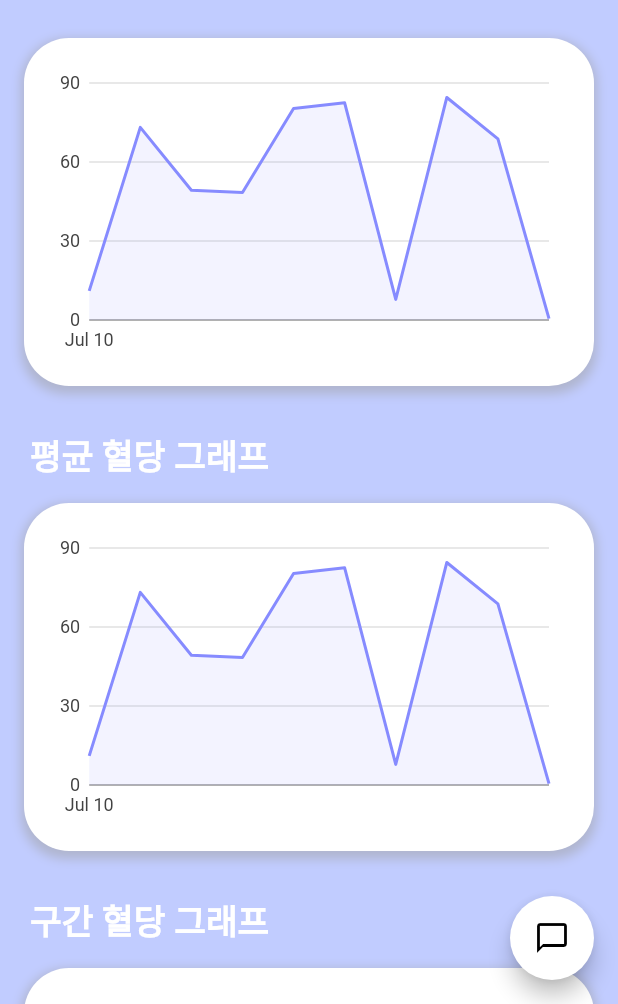
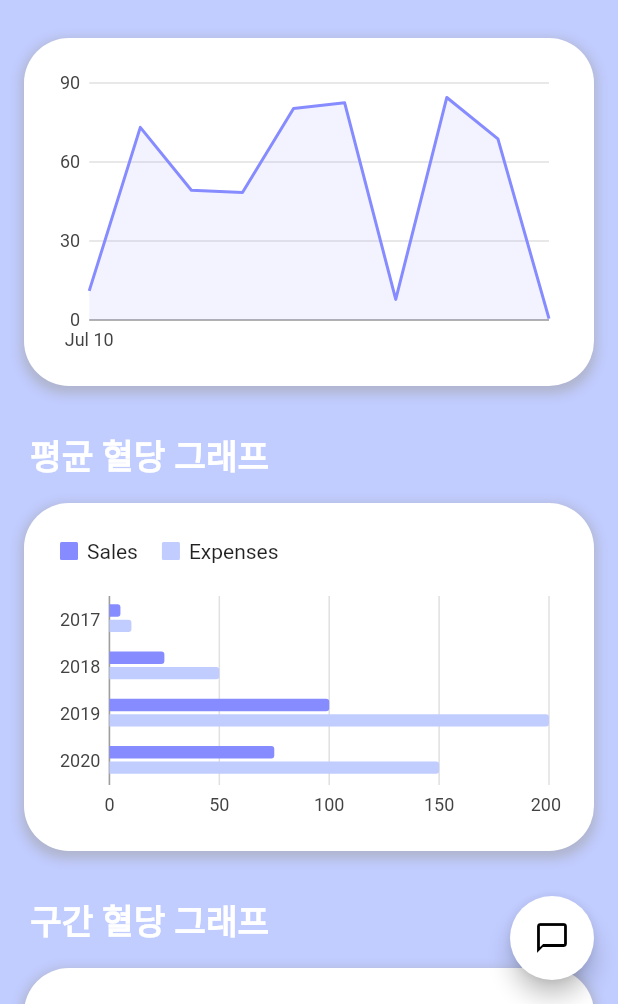
Before and after one commit to SoobinJung1013/wys-app, a Flutter app: the screen it shows after launch, after a tap on "혈당 차트", on a phone screen of 412 x 824 dp, the part 232-1236 px from its top. Run offline on Flutter 3.47's test engine with Material 2 defaults, Android fonts, the phone set to English and light mode, and no system bars; our stand-ins replace charts_flutter.

Commit message:
feat: Add bar chart

```diff
--- a/lib/components/calendar/calendar.dart
+++ b/lib/components/calendar/calendar.dart
@@ -12,7 +12,7 @@ class _CalendarWidgetState extends State<CalendarWidget> {
   int selectedYear = DateTime.now().year;
   int selectedMonth = DateTime.now().month;
   int selectedDay = DateTime.now().day;
-  Color selectedColor = Colors.blue;
+  Color selectedColor = PRIMARY_COLOR; // 초기 선택 색상
 
   Future<void> _selectDate() async {
     final DateTime? pickedDate = await showDialog<DateTime>(
@@ -20,9 +20,10 @@ class _CalendarWidgetState extends State<CalendarWidget> {
       builder: (BuildContext context) {
         return Dialog(
           shape: RoundedRectangleBorder(
-            borderRadius:
-                BorderRadius.circular(10.0), // Adjust the value as desired
+            borderRadius: BorderRadius.circular(30.0),
           ),
+          child: Container(
+            color: SECOND_COLOR, // 원하는 배경색으로 변경
             child: CalendarDatePicker(
               initialDate: DateTime(selectedYear, selectedMonth, 1),
               firstDate: DateTime(selectedYear - 5),
@@ -30,6 +31,7 @@ class _CalendarWidgetState extends State<CalendarWidget> {
               onDateChanged: (DateTime? date) {
                 Navigator.of(context).pop(date);
               },
+            ),
           ),
         );
       },
@@ -56,7 +58,7 @@ class _CalendarWidgetState extends State<CalendarWidget> {
             style: TextStyle(
               fontSize: 20,
               fontWeight: FontWeight.bold,
-              color: PRIMARY_COLOR,
+              color: selectedColor, // 선택한 색상 사용
             ),
           ),
         ),
@@ -64,7 +66,7 @@ class _CalendarWidgetState extends State<CalendarWidget> {
           onPressed: _selectDate,
           icon: Icon(Icons.calendar_today_sharp),
           iconSize: 30,
-          color: PRIMARY_COLOR,
+          color: selectedColor, // 선택한 색상 사용
         ),
       ],
     );
--- /dev/null
+++ b/lib/components/charts/group_bar_chart.dart
@@ -0,0 +1,50 @@
+import 'package:flutter/material.dart';
+import 'package:charts_flutter/flutter.dart' as charts;
+
+import '../../common/const/colors.dart';
+import '../../data/test_bar_data.dart';
+
+class GroupedBarChartWidget extends StatefulWidget {
+
+  @override
+  State<GroupedBarChartWidget> createState() => _GroupedBarChartWidgetState();
+}
+
+class _GroupedBarChartWidgetState extends State<GroupedBarChartWidget> {
+  @override
+  Widget build(BuildContext context) {
+    final List<charts.Series<dynamic, String>> barSeriesList = [
+      charts.Series<dynamic, String>(
+        id: 'Sales',
+        domainFn: (dynamic sales, _) => sales.year,
+        measureFn: (dynamic sales, _) => sales.sales,
+        colorFn: (_, __) => charts.ColorUtil.fromDartColor(PRIMARY_COLOR),
+        data: generateSalesData(), // create data
+      ),
+      charts.Series<dynamic, String>(
+        id: 'Expenses',
+        domainFn: (dynamic expenses, _) => expenses.year,
+        measureFn: (dynamic expenses, _) => expenses.expenses,
+        colorFn: (_, __) => charts.ColorUtil.fromDartColor(SECOND_COLOR),
+        data: generateExpensesData(), // create data
+      ),
+    ];
+
+    return Column(
+      children: [
+        SizedBox(
+          height: 200,
+          child: charts.BarChart(
+            barSeriesList,
+            animate: true,
+            vertical: false,
+            barGroupingType: charts.BarGroupingType.grouped,
+            behaviors: [
+              charts.SeriesLegend(),
+            ],
+          ),
+        ),
+      ],
+    );
+  }
+}
--- /dev/null
+++ b/lib/components/charts/range_annotation_line_chart.dart
@@ -0,0 +1,59 @@
+import 'package:flutter/material.dart';
+import 'package:charts_flutter/flutter.dart' as charts;
+
+import '../../common/const/colors.dart';
+import '../../data/test_range_data.dart';
+
+class RangeAnnotationWidget extends StatefulWidget {
+  @override
+  State<RangeAnnotationWidget> createState() => _RangeAnnotationWidgetState();
+}
+
+class _RangeAnnotationWidgetState extends State<RangeAnnotationWidget> {
+  // range annotation line chart data
+  final List<TimeSeriesSales> data = generateData();
+  final List<charts.RangeAnnotationSegment<DateTime>> annotations =
+      generateAnnotations();
+
+  @override
+  Widget build(BuildContext context) {
+    // range line data
+    final seriesList = [
+      charts.Series<TimeSeriesSales, DateTime>(
+        id: 'Sales',
+        colorFn: (_, __) => charts.ColorUtil.fromDartColor(PRIMARY_COLOR),
+        domainFn: (TimeSeriesSales sales, _) => sales.time,
+        measureFn: (TimeSeriesSales sales, _) => sales.sales,
+        data: data,
+      ),
+    ];
+
+    return Column(
+      children: [
+        SizedBox(
+          height: 200,
+          child: charts.TimeSeriesChart(
+            seriesList,
+            animate: true,
+            dateTimeFactory: const charts.LocalDateTimeFactory(),
+            behaviors: [
+              charts.RangeAnnotation<DateTime>(
+                annotations,
+                defaultColor: charts.MaterialPalette.gray.shade300,
+                defaultLabelAnchor: charts.AnnotationLabelAnchor.end,
+                defaultLabelDirection: charts.AnnotationLabelDirection.vertical,
+              ),
+            ],
+          ),
+        ),
+      ],
+    );
+  }
+}
+
+class TimeSeriesSales {
+  final DateTime time;
+  final int sales;
+
+  TimeSeriesSales(this.time, this.sales);
+}
--- /dev/null
+++ b/lib/data/test_bar_data.dart
@@ -0,0 +1,31 @@
+class SalesData {
+  final String year;
+  final int sales;
+
+  SalesData(this.year, this.sales);
+}
+
+List<SalesData> generateSalesData() {
+  return [
+    SalesData('2017', 5),
+    SalesData('2018', 25),
+    SalesData('2019', 100),
+    SalesData('2020', 75),
+  ];
+}
+
+class ExpensesData {
+  final String year;
+  final int expenses;
+
+  ExpensesData(this.year, this.expenses);
+}
+
+List<ExpensesData> generateExpensesData() {
+  return [
+    ExpensesData('2017', 10),
+    ExpensesData('2018', 50),
+    ExpensesData('2019', 200),
+    ExpensesData('2020', 150),
+  ];
+}
--- a/lib/data/test_food_data.dart
+++ b/lib/data/test_food_data.dart
@@ -1,5 +1,3 @@
-import 'dart:ui';
-
 import 'package:wys_app/common/const/colors.dart';
 
 import '../entity/test_food_entity.dart';
--- /dev/null
+++ b/lib/data/test_range_data.dart
@@ -0,0 +1,24 @@
+import 'package:charts_flutter/flutter.dart' as charts;
+
+import '../components/charts/range_annotation_line_chart.dart';
+
+List<TimeSeriesSales> generateData() {
+  return [
+    TimeSeriesSales(DateTime(2022, 1, 1), 5),
+    TimeSeriesSales(DateTime(2022, 2, 1), 25),
+    TimeSeriesSales(DateTime(2022, 3, 1), 100),
+    TimeSeriesSales(DateTime(2022, 4, 1), 75),
+  ];
+}
+
+
+List<charts.RangeAnnotationSegment<DateTime>> generateAnnotations() {
+  return [
+    charts.RangeAnnotationSegment<DateTime>(
+      DateTime(2022, 2, 15),
+      DateTime(2022, 3, 15),
+      charts.RangeAnnotationAxisType.domain,
+      color: charts.MaterialPalette.red.shadeDefault.lighter,
+    ),
+  ];
+}
--- a/lib/screens/dashboard/blood_dashboard.dart
+++ b/lib/screens/dashboard/blood_subscreen.dart
@@ -1,15 +1,27 @@
 import 'package:flutter/material.dart';
 import 'package:wys_app/common/const/colors.dart';
 import 'package:wys_app/components/calendar/calendar.dart';
-import 'package:wys_app/components/charts/line_chart.dart';
+import 'package:wys_app/components/charts/simple_line_chart.dart';
 
 import '../../components/bottomsheet/basic_bottom_sheet.dart';
+import '../../components/charts/group_bar_chart.dart';
+import '../../components/charts/range_annotation_line_chart.dart';
 
-class BloodChart extends StatelessWidget {
+class BloodChart extends StatefulWidget {
   const BloodChart({super.key});
 
   @override
+  State<BloodChart> createState() => _BloodChartState();
+}
+
+class _BloodChartState extends State<BloodChart> {
+
+
+  @override
   Widget build(BuildContext context) {
+    // bar chart data
+
+
     return Scaffold(
       backgroundColor: SECOND_COLOR,
       floatingActionButton: renderFloatingActionButton(context),
@@ -67,8 +79,9 @@ class BloodChart extends StatelessWidget {
                   ),
                 ],
               ),
-              child: LineChartWidget(),
+              child: GroupedBarChartWidget(),
             ),
+
             Padding(
               padding: const EdgeInsets.only(
                 top: 12.0,
@@ -97,7 +110,7 @@ class BloodChart extends StatelessWidget {
                   ),
                 ],
               ),
-              child: LineChartWidget(),
+              child: RangeAnnotationWidget(),
             ),
           ],
         ),
--- a/lib/screens/dashboard/dashboard_screen.dart
+++ b/lib/screens/dashboard/dashboard_screen.dart
@@ -1,12 +1,17 @@
 import 'package:flutter/material.dart';
 import 'package:wys_app/common/const/colors.dart';
-import 'package:wys_app/screens/dashboard/blood_dashboard.dart';
-import 'package:wys_app/screens/dashboard/checkup_dashboard.dart';
+import 'package:wys_app/screens/dashboard/blood_subscreen.dart';
+import 'package:wys_app/screens/dashboard/checkup_subscreen.dart';
 
 import '../../components/appbar/app_bar_drawer.dart';
 import '../../components/appbar/my_app_bar.dart';
 
-class DashboardScreen extends StatelessWidget {
+class DashboardScreen extends StatefulWidget {
+  @override
+  State<DashboardScreen> createState() => _DashboardScreenState();
+}
+
+class _DashboardScreenState extends State<DashboardScreen> {
   @override
   Widget build(BuildContext context) {
     return Scaffold(
--- a/lib/screens/home_screen.dart
+++ b/lib/screens/home_screen.dart
@@ -230,15 +230,12 @@ class _HomeScreenState extends State<HomeScreen> {
                                 ],
                               ),
                             ),
-
                           ],
                         ),
                       ),
                     ],
                   ),
                   SizedBox(height: 35),
-                  Column(
-                    children: [
                   Row(
                     children: [
                       Padding(
@@ -257,11 +254,19 @@ class _HomeScreenState extends State<HomeScreen> {
                       ),
                     ],
                   ),
-                      GestureDetector(
+                  Expanded(
+                    child: Center(
+                      child: SingleChildScrollView(
+                        physics: AlwaysScrollableScrollPhysics(),
+                        child: Column(
+                          children: <Widget>[
+                            Container(
+                              child: GestureDetector(
                                 onTap: () {
                                   Navigator.push(
                                     context,
-                            MaterialPageRoute(builder: (context) => DashboardScreen()),
+                                    MaterialPageRoute(
+                                        builder: (context) => DashboardScreen()),
                                   );
                                 },
                                 child: Container(
@@ -280,10 +285,12 @@ class _HomeScreenState extends State<HomeScreen> {
                                     ],
                                   ),
                                   child: Row(
-                            mainAxisAlignment: MainAxisAlignment.spaceBetween,
+                                    mainAxisAlignment:
+                                        MainAxisAlignment.spaceBetween,
                                     children: [
                                       Padding(
-                                padding: const EdgeInsets.only(left: 15.0),
+                                        padding:
+                                            const EdgeInsets.only(left: 15.0),
                                         child: Text(
                                           '혈당 차트',
                                           style: TextStyle(
@@ -294,20 +301,25 @@ class _HomeScreenState extends State<HomeScreen> {
                                       ),
                                       SizedBox(width: 10),
                                       Padding(
-                                padding:
-                                    const EdgeInsets.only(right: 30.0, top: 8.0),
-                                child: Image.asset('assets/images/heart.png'),
+                                        padding: const EdgeInsets.only(
+                                            right: 30.0, top: 8.0),
+                                        child: Image.asset(
+                                            'assets/images/heart.png'),
                                       ),
                                     ],
                                   ),
                                 ),
                               ),
+                            ),
                             SizedBox(height: 30),
-                      GestureDetector(
+                            Container(
+                              child: GestureDetector(
                                 onTap: () {
                                   Navigator.push(
                                     context,
-                            MaterialPageRoute(builder: (context) => FoodRecomendScreen()),
+                                    MaterialPageRoute(
+                                        builder: (context) =>
+                                            FoodRecomendScreen()),
                                   );
                                 },
                                 child: Container(
@@ -326,10 +338,12 @@ class _HomeScreenState extends State<HomeScreen> {
                                     ],
                                   ),
                                   child: Row(
-                            mainAxisAlignment: MainAxisAlignment.spaceBetween,
+                                    mainAxisAlignment:
+                                        MainAxisAlignment.spaceBetween,
                                     children: [
                                       Padding(
-                                padding: const EdgeInsets.only(left: 15.0),
+                                        padding:
+                                            const EdgeInsets.only(left: 15.0),
                                         child: Text(
                                           '사료 추천',
                                           style: TextStyle(
@@ -340,16 +354,73 @@ class _HomeScreenState extends State<HomeScreen> {
                                       ),
                                       SizedBox(width: 10),
                                       Padding(
-                                padding:
-                                    const EdgeInsets.only(right: 30.0, top: 8.0),
-                                child: Image.asset('assets/images/food.png'),
+                                        padding: const EdgeInsets.only(
+                                            right: 30.0, top: 8.0),
+                                        child:
+                                            Image.asset('assets/images/food.png'),
                                       ),
                                     ],
                                   ),
                                 ),
                               ),
+                            ),
+                            SizedBox(height: 30),
+                            Container(
+                              child: GestureDetector(
+                                onTap: () {
+                                  Navigator.push(
+                                    context,
+                                    MaterialPageRoute(
+                                        builder: (context) => DashboardScreen()),
+                                  );
+                                },
+                                child: Container(
+                                  width: MediaQuery.of(context).size.width - 35,
+                                  height: 110,
+                                  decoration: BoxDecoration(
+                                    color: THIRD_COLOR,
+                                    borderRadius: BorderRadius.circular(10),
+                                    boxShadow: [
+                                      BoxShadow(
+                                        color: Colors.grey.withOpacity(0.3),
+                                        spreadRadius: 2,
+                                        blurRadius: 5,
+                                        offset: Offset(0, 3),
+                                      ),
                                     ],
-                  )
+                                  ),
+                                  child: Row(
+                                    mainAxisAlignment:
+                                        MainAxisAlignment.spaceBetween,
+                                    children: [
+                                      Padding(
+                                        padding:
+                                            const EdgeInsets.only(left: 15.0),
+                                        child: Text(
+                                          '검진 차트',
+                                          style: TextStyle(
+                                              fontSize: 20,
+                                              color: Colors.white,
+                                              fontWeight: FontWeight.bold),
+                                        ),
+                                      ),
+                                      SizedBox(width: 10),
+                                      Padding(
+                                        padding: const EdgeInsets.only(
+                                            right: 30.0, top: 8.0),
+                                        child: Image.asset(
+                                            'assets/images/heart.png'),
+                                      ),
+                                    ],
+                                  ),
+                                ),
+                              ),
+                            ),
+                          ],
+                        ),
+                      ),
+                    ),
+                  ),
                 ],
               ),
             ],
--- a/pubspec.yaml
+++ b/pubspec.yaml
@@ -36,14 +36,11 @@ dependencies:
   # Use with the CupertinoIcons class for iOS style icons.
   cupertino_icons: ^1.0.2
 
-  fl_chart: ^0.40.0
   charts_flutter: ^0.11.0
 
   logger: ^1.4.0
 
   http: ^1.1.0
-
-  flutter_side_menu: ^0.3.2
 
 dev_dependencies:
   flutter_test:
@@ -55,6 +52,8 @@ dev_dependencies:
   # package. See that file for information about deactivating specific lint
   # rules and activating additional ones.
   flutter_lints: ^2.0.0
+
+  calendar_date_picker2: ^0.5.2
 
 dependency_overrides:
   charts_flutter:
```
Also changed, not shown: lib/components/charts/bar_chart.dart (deleted, +0 -34 lines), lib/components/charts/pie_chart.dart (+18 -29 lines), lib/screens/dashboard/checkup_dashboard.dart (deleted, +0 -130 lines), lib/screens/dashboard/checkup_subscreen.dart (added, +122 -0 lines), lib/components/charts/simple_line_chart.dart (renamed from lib/components/charts/line_chart.dart), pubspec.lock. Lines whose indentation alone changed are shown as unchanged.
